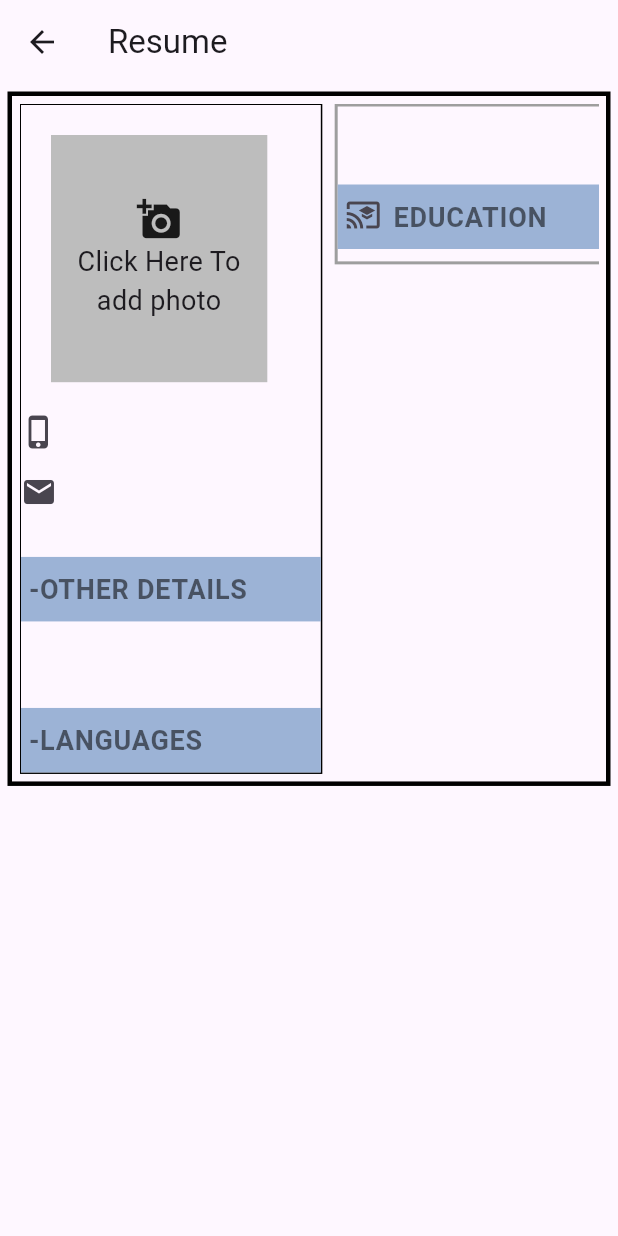
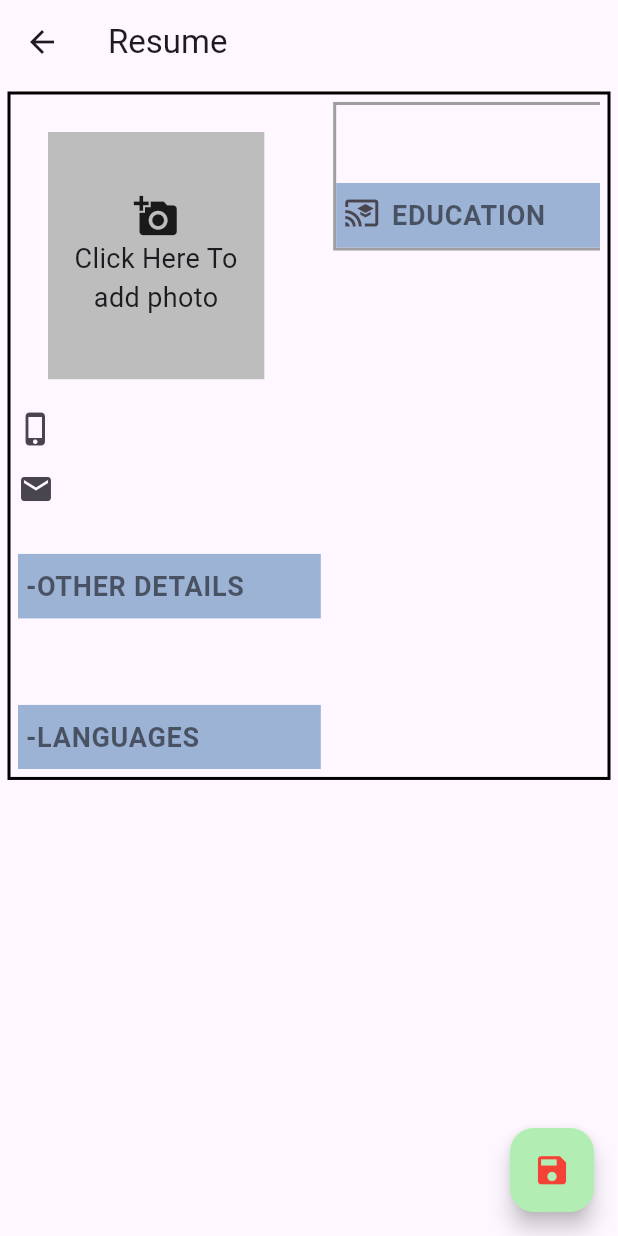
Before and after one commit to Prashant1125/Resume_builder, a Flutter app: the ResumeScreen screen opened directly with empty values, on a phone screen of 412 x 824 dp. Run offline on Flutter 3.47's test engine with Material 3 defaults, Android fonts, the phone set to English and light mode, and no system bars; our stand-ins replace image_picker, screenshot.

Commit message:
floating action button

```diff
--- a/lib/screen/resume.dart
+++ b/lib/screen/resume.dart
@@ -1,5 +1,6 @@
 import 'dart:io';
 import 'dart:typed_data';
+import 'package:screenshot/screenshot.dart';
 
 import 'package:flutter/material.dart';
 import 'package:image_picker/image_picker.dart';
@@ -37,6 +38,9 @@ class ResumeScreen extends StatefulWidget {
 }
 
 class _ResumeScreenState extends State<ResumeScreen> {
+  // screenshot controller
+  ScreenshotController screenshotController = ScreenshotController();
+
   // for image
   Uint8List? _image;
   File? selectedIMage;
@@ -47,23 +51,30 @@ class _ResumeScreenState extends State<ResumeScreen> {
       appBar: AppBar(
         title: const Text('Resume'),
       ),
+      floatingActionButton: FloatingActionButton(
+        backgroundColor: const Color.fromARGB(255, 178, 238, 180),
+        onPressed: () {},
+        child: const Icon(
+          Icons.save,
+          size: 25,
+          color: Colors.red,
+        ),
+      ),
       body: SingleChildScrollView(
           scrollDirection: Axis.vertical,
           child: Container(
             padding: const EdgeInsets.all(5),
             margin: const EdgeInsets.all(5),
             decoration: BoxDecoration(
-                border: Border.all(width: 3, color: Colors.black)),
+                border: Border.all(width: 2, color: Colors.black)),
             child: SingleChildScrollView(
               scrollDirection: Axis.horizontal,
               child: Row(
                 mainAxisAlignment: MainAxisAlignment.start,
                 crossAxisAlignment: CrossAxisAlignment.start,
                 children: [
-                  Container(
+                  SizedBox(
                     width: mq.width * .49,
-                    decoration: BoxDecoration(
-                        border: Border.all(width: 1, color: Colors.black)),
                     child: Column(
                       crossAxisAlignment: CrossAxisAlignment.start,
                       mainAxisAlignment: MainAxisAlignment.center,
@@ -336,9 +347,6 @@ class _ResumeScreenState extends State<ResumeScreen> {
                                   ],
                                 ),
                               ),
-                            SizedBox(
-                              height: mq.height * .01,
-                            ),
 
                             if (widget.education12.standard.isNotEmpty)
                               Container(
--- a/pubspec.yaml
+++ b/pubspec.yaml
@@ -36,6 +36,7 @@ dependencies:
   # Use with the CupertinoIcons class for iOS style icons.
   cupertino_icons: ^1.0.2
   image_picker: ^1.0.4
+  screenshot: ^2.1.0
 
 dev_dependencies:
   flutter_test:
```
Also changed, not shown: pubspec.lock.
